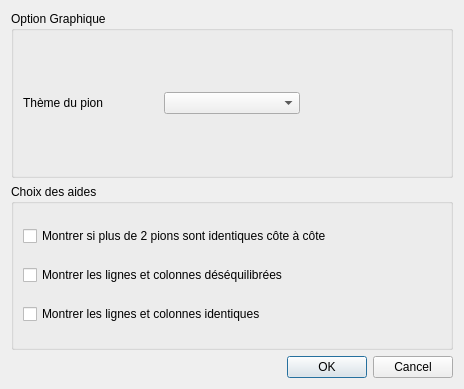
Qt form Option.ui (CDZo/Project-Takuzu) before a commit.
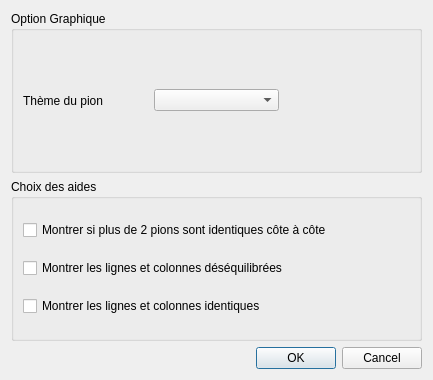
The same form after that commit. Custom widgets are drawn as their Qt base class.

Commit message: setup design change slot/signal

The edit to the form file:
```diff
--- a/Option.ui
+++ b/Option.ui
@@ -6,8 +6,8 @@
    <rect>
     <x>0</x>
     <y>0</y>
-    <width>464</width>
-    <height>389</height>
+    <width>433</width>
+    <height>380</height>
    </rect>
   </property>
   <property name="windowTitle">
```
Left out of the diff: 2 changed lines with no effect on the pictures. The commit also changes 2 other files.
